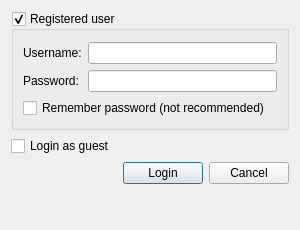
pokerth/pokerth, file src/gui/qt/internetgamelogindialog.ui: the form before one commit.
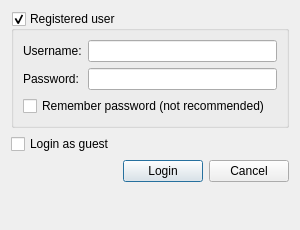
The form after the commit.

Commit message: revert group/checkbox try

Patch:
```diff
--- a/src/gui/qt/internetgamelogindialog.ui
+++ b/src/gui/qt/internetgamelogindialog.ui
@@ -14,9 +14,6 @@
    <string>Internet Game Login</string>
   </property>
   <layout class="QGridLayout" name="gridLayout_2">
-   <property name="topMargin">
-    <number>11</number>
-   </property>
    <item row="0" column="0">
     <widget class="QGroupBox" name="groupBox_reguser">
      <property name="title">
@@ -26,9 +23,6 @@
       <bool>true</bool>
      </property>
      <layout class="QGridLayout" name="gridLayout">
-      <property name="topMargin">
-       <number>11</number>
-      </property>
       <item row="0" column="0">
        <widget class="QLabel" name="label">
         <property name="text">
```
